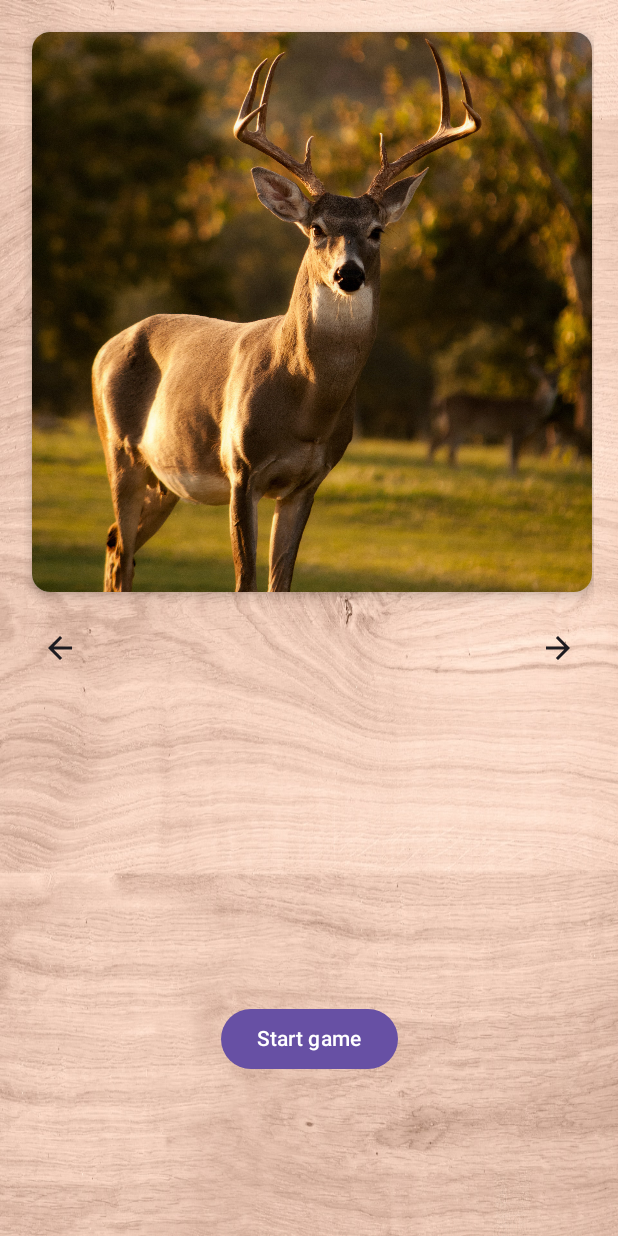
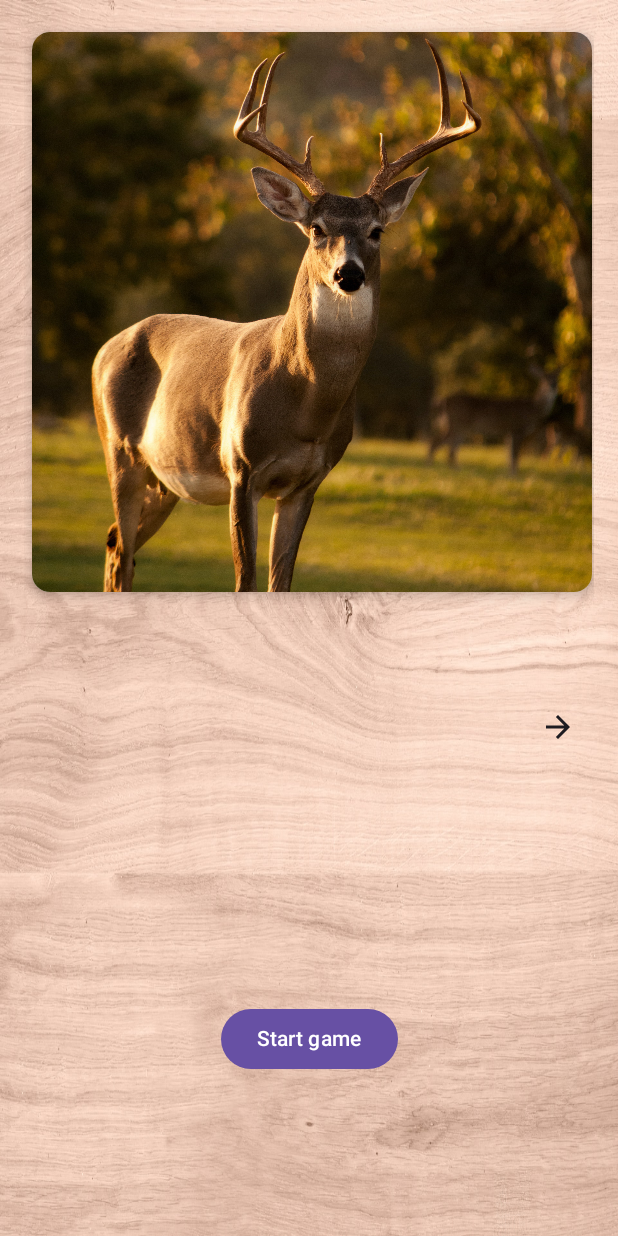
Before and after one commit to DanyloBorysenko/Pazzle_Quest, an Android app built with Jetpack Compose: the screen it shows after launch (MainActivity), on a phone screen of 412 x 824 dp. Run offline under Robolectric (Android 15) with nearby library versions, the phone set to English and light mode, and no system bars.

Commit message:
list navigation arrows were changed

```diff
--- a/app/build.gradle.kts
+++ b/app/build.gradle.kts
@@ -19,6 +19,7 @@ android {
             useSupportLibrary = true
         }
     }
+
 
     buildTypes {
         release {
@@ -61,8 +62,6 @@ dependencies {
     implementation("androidx.compose.material3:material3")
     implementation("androidx.lifecycle:lifecycle-viewmodel-compose:2.6.2")
 
-    implementation("com.google.accompanist:accompanist-systemuicontroller:0.31.0-alpha")
-
     testImplementation("junit:junit:4.13.2")
     androidTestImplementation("androidx.test.ext:junit:1.1.5")
     androidTestImplementation("androidx.test.espresso:espresso-core:3.5.1")
--- a/app/src/main/java/com/example/puzzle_quest/MainActivity.kt
+++ b/app/src/main/java/com/example/puzzle_quest/MainActivity.kt
@@ -1,57 +1,39 @@
 package com.example.puzzle_quest
 
+import android.os.Build
 import android.os.Bundle
 import androidx.activity.ComponentActivity
 import androidx.activity.compose.setContent
+import androidx.annotation.RequiresApi
 import androidx.compose.foundation.layout.fillMaxSize
 import androidx.compose.material3.MaterialTheme
 import androidx.compose.material3.Surface
-import androidx.compose.runtime.Composable
-import androidx.compose.runtime.DisposableEffect
 import androidx.compose.ui.Modifier
 import androidx.core.view.WindowCompat
+import androidx.core.view.WindowInsetsCompat
 import androidx.core.view.WindowInsetsControllerCompat
 import com.example.puzzle_quest.ui.theme.Puzzle_QuestTheme
-import com.google.accompanist.systemuicontroller.rememberSystemUiController
 
 class MainActivity : ComponentActivity() {
+    @RequiresApi(Build.VERSION_CODES.R)
     override fun onCreate(savedInstanceState: Bundle?) {
 
         super.onCreate(savedInstanceState)
-        WindowCompat.setDecorFitsSystemWindows(window, false)
         val windowInsetsController = WindowCompat.getInsetsController(window, window.decorView)
-        windowInsetsController.systemBarsBehavior = WindowInsetsControllerCompat.BEHAVIOR_SHOW_TRANSIENT_BARS_BY_SWIPE
+        windowInsetsController.apply {
+            hide(WindowInsetsCompat.Type.statusBars())
+            hide(WindowInsetsCompat.Type.navigationBars())
+            systemBarsBehavior = WindowInsetsControllerCompat.BEHAVIOR_SHOW_TRANSIENT_BARS_BY_SWIPE
+        }
         setContent {
             Puzzle_QuestTheme {
                 Surface(
                     modifier = Modifier.fillMaxSize(),
                     color = MaterialTheme.colorScheme.background
                 ) {
-                    HideSystemBars()
                     PuzzleQuestApp()
                 }
             }
         }
     }
 }
-
-//@Composable
-//fun TransparentSystemBars() {
-//    val systemUiController = rememberSystemUiController()
-//    val useDarkIcons = !isSystemInDarkTheme()
-//    DisposableEffect(systemUiController, useDarkIcons) {
-//        systemUiController.setSystemBarsColor(
-//            color = Color.Transparent,
-//            darkIcons = useDarkIcons)
-//        onDispose { }
-//    }
-//}
-@Composable
-fun HideSystemBars() {
-    val systemUiController = rememberSystemUiController()
-    systemUiController.isSystemBarsVisible = false
-    systemUiController.isNavigationBarVisible = false
-    systemUiController.isStatusBarVisible = false
-    systemUiController.isNavigationBarContrastEnforced = false
-
-}
--- a/app/src/main/java/com/example/puzzle_quest/PuzzleQuestApp.kt
+++ b/app/src/main/java/com/example/puzzle_quest/PuzzleQuestApp.kt
@@ -17,9 +17,9 @@ fun PuzzleQuestApp(viewModel: CustomViewModel = viewModel()) {
     when (puzzleQuestUiState.isHomeScreenShown) {
         true -> {
             HomeScreen(
-                onClick = {
-                    viewModel.startGame()
-                }, onSelectedImageClick = {viewModel.updateSelectedImage(it)}
+                onImageClick = {
+                    viewModel.startGame() },
+                onSelectedImageClick = {viewModel.updateSelectedImage(it)}
             )
         }
         else -> {
--- a/app/src/main/java/com/example/puzzle_quest/data/PuzzleQuestUiState.kt
+++ b/app/src/main/java/com/example/puzzle_quest/data/PuzzleQuestUiState.kt
@@ -11,4 +11,6 @@ data class PuzzleQuestUiState(
     val isGameOver : Boolean = false,
     @DrawableRes val selectedImage : Int = R.drawable.animal1,
     val bitmap: Bitmap?
-)
+) {
+
+}
--- a/app/src/main/java/com/example/puzzle_quest/screens/GameBoardScreen.kt
+++ b/app/src/main/java/com/example/puzzle_quest/screens/GameBoardScreen.kt
@@ -51,7 +51,6 @@ import androidx.compose.runtime.LaunchedEffect
 import androidx.compose.runtime.getValue
 import androidx.compose.runtime.mutableStateOf
 import androidx.compose.runtime.remember
-import androidx.compose.runtime.saveable.rememberSaveable
 import androidx.compose.runtime.setValue
 import androidx.compose.ui.Alignment
 import androidx.compose.ui.Modifier
@@ -63,7 +62,6 @@ import androidx.compose.ui.graphics.graphicsLayer
 import androidx.compose.ui.layout.ContentScale
 import androidx.compose.ui.layout.Layout
 import androidx.compose.ui.platform.LocalConfiguration
-import androidx.compose.ui.platform.LocalContext
 import androidx.compose.ui.platform.LocalDensity
 import androidx.compose.ui.res.painterResource
 import androidx.compose.ui.res.stringResource
@@ -74,7 +72,6 @@ import com.example.puzzle_quest.R
 import com.example.puzzle_quest.data.CustomViewModel
 import com.example.puzzle_quest.data.PuzzleQuestUiState
 import com.example.puzzle_quest.ui.theme.Puzzle_QuestTheme
-import com.google.accompanist.systemuicontroller.rememberSystemUiController
 import kotlinx.coroutines.coroutineScope
 import kotlinx.coroutines.flow.SharedFlow
 import kotlinx.coroutines.flow.collectLatest
@@ -253,6 +250,7 @@ fun GameBoardScreen(
     }
 }
 
+@OptIn(ExperimentalAnimationApi::class)
 @Composable
 fun TopPartOfTheScreen(
     onBackButtonPressed: () -> Unit,
--- a/app/src/main/java/com/example/puzzle_quest/screens/HomeScreen.kt
+++ b/app/src/main/java/com/example/puzzle_quest/screens/HomeScreen.kt
@@ -1,14 +1,15 @@
 package com.example.puzzle_quest.screens
 
 import android.annotation.SuppressLint
+import android.widget.Space
 import androidx.annotation.DrawableRes
 import androidx.compose.foundation.Image
 import androidx.compose.foundation.clickable
-import androidx.compose.foundation.isSystemInDarkTheme
 import androidx.compose.foundation.layout.Arrangement
 import androidx.compose.foundation.layout.Box
 import androidx.compose.foundation.layout.Column
 import androidx.compose.foundation.layout.Row
+//import androidx.compose.foundation.layout.RowScopeInstance.weight
 import androidx.compose.foundation.layout.Spacer
 import androidx.compose.foundation.layout.fillMaxHeight
 import androidx.compose.foundation.layout.fillMaxSize
@@ -16,8 +17,10 @@ import androidx.compose.foundation.layout.fillMaxWidth
 import androidx.compose.foundation.layout.padding
 import androidx.compose.foundation.layout.size
 import androidx.compose.foundation.layout.wrapContentSize
+import androidx.compose.foundation.lazy.LazyListState
 import androidx.compose.foundation.lazy.LazyRow
 import androidx.compose.foundation.lazy.items
+import androidx.compose.foundation.lazy.rememberLazyListState
 import androidx.compose.material.icons.Icons
 import androidx.compose.material.icons.filled.ArrowBack
 import androidx.compose.material.icons.filled.ArrowForward
@@ -28,10 +31,15 @@ import androidx.compose.material3.Icon
 import androidx.compose.material3.IconButton
 import androidx.compose.material3.Text
 import androidx.compose.runtime.Composable
-import androidx.compose.runtime.DisposableEffect
+import androidx.compose.runtime.LaunchedEffect
+import androidx.compose.runtime.getValue
+import androidx.compose.runtime.mutableStateOf
+import androidx.compose.runtime.remember
+import androidx.compose.runtime.rememberCoroutineScope
+import androidx.compose.runtime.saveable.rememberSaveable
+import androidx.compose.runtime.setValue
 import androidx.compose.ui.Alignment
 import androidx.compose.ui.Modifier
-import androidx.compose.ui.graphics.Color
 import androidx.compose.ui.layout.ContentScale
 import androidx.compose.ui.platform.LocalContext
 import androidx.compose.ui.res.painterResource
@@ -39,8 +47,12 @@ import androidx.compose.ui.res.stringResource
 import androidx.compose.ui.tooling.preview.Preview
 import androidx.compose.ui.unit.dp
 import com.example.puzzle_quest.R
+import com.example.puzzle_quest.data.CustomViewModel
+import com.example.puzzle_quest.data.PuzzleQuestUiState
 import com.example.puzzle_quest.ui.theme.Puzzle_QuestTheme
-import com.google.accompanist.systemuicontroller.rememberSystemUiController
+import kotlinx.coroutines.CoroutineScope
+import kotlinx.coroutines.coroutineScope
+import kotlinx.coroutines.launch
 import java.io.InputStream
 
 @Preview(showBackground = true)
@@ -52,8 +64,21 @@ fun HomeScreenPreview() {
 
 @SuppressLint("ResourceType")
 @Composable
-fun HomeScreen(onClick: () -> Unit, onSelectedImageClick : (InputStream) -> Unit) {
+fun HomeScreen(onImageClick: () -> Unit, onSelectedImageClick : (InputStream) -> Unit) {
     val imageResources = listOf(R.drawable.animal1, R.drawable.animal2, R.drawable.animal3)
+    var currentIndex by remember {
+        mutableStateOf(0)
+    }
+    var listState = rememberLazyListState()
+    val coroutineScope = rememberCoroutineScope()
+    var allImagesVisible by remember {
+        mutableStateOf(false)
+    }
+    LaunchedEffect(listState) {
+        val areAllImagesVisible = listState.layoutInfo.visibleItemsInfo.size == imageResources.size
+        allImagesVisible = areAllImagesVisible
+    }
+
     Background()
     Column (modifier = Modifier
         .padding(16.dp)
@@ -66,32 +91,30 @@ fun HomeScreen(onClick: () -> Unit, onSelectedImageClick : (InputStream) -> Unit
                 .weight(0.5F),
             horizontalArrangement = Arrangement.SpaceAround,
             verticalAlignment = Alignment.CenterVertically) {
-            LazyRow {
+            LazyRow (state = listState) {
                 items(imageResources) {
-                    ImageCard(imageRes = it, onClick = onSelectedImageClick, modifier = Modifier.padding(5.dp))
+                    ImageCard(
+                        imageRes = it,
+                        onClick = onSelectedImageClick,
+                        modifier = Modifier
+                            .padding(5.dp))
                 }
             }
         }
         Spacer(modifier = Modifier.size(8.dp))
-        Row (
+        IconButtons(
             modifier = Modifier.weight(0.2F),
-            verticalAlignment = Alignment.Top,
-            horizontalArrangement = Arrangement.SpaceBetween) {
-            IconButton(onClick = { }) {
-                Icon(
-                    imageVector = Icons.Filled.ArrowBack,
-                    contentDescription = stringResource(id = R.string.nextImage))
-            }
-            Spacer(modifier = Modifier.weight(1f))
-            IconButton(onClick = { }) {
-                Icon(
-                    imageVector = Icons.Filled.ArrowForward,
-                    contentDescription = stringResource(id = R.string.nextImage))
-            }
+            allImagesVisible = allImagesVisible,
+            currentIndex = currentIndex,
+            coroutineScope = coroutineScope,
+            listState = listState,
+            imageResourcesCount = imageResources.size
+        ) {
+            currentIndex = it
         }
         Spacer(modifier = Modifier.size(16.dp))
         Button(
-            onClick = onClick,
+            onClick = onImageClick,
             modifier = Modifier
                 .weight(0.3f)
                 .wrapContentSize()) {
@@ -99,6 +122,7 @@ fun HomeScreen(onClick: () -> Unit, onSelectedImageClick : (InputStream) -> Unit
         }
     }
 }
+
 @Composable
 fun Background() {
     Box(modifier = Modifier.fillMaxSize()) {
@@ -126,3 +150,42 @@ fun ImageCard(@DrawableRes imageRes: Int, onClick: (InputStream) -> Unit, modifi
         }
     }
 }
+@Composable
+fun IconButtons(currentIndex: Int, allImagesVisible : Boolean, coroutineScope: CoroutineScope, listState: LazyListState, imageResourcesCount: Int, modifier: Modifier, changeIndex : (Int) -> Unit) {
+    Row (
+        modifier = modifier.fillMaxWidth(),
+        horizontalArrangement = Arrangement.Center,
+        verticalAlignment = Alignment.CenterVertically) {
+        if (!allImagesVisible && currentIndex != 0) {
+            IconButton(
+                onClick = {
+                    val nextIndex = currentIndex - 1
+                    if (nextIndex >= 0) {
+                        coroutineScope.launch { listState.scrollToItem(index = nextIndex)}
+                        changeIndex(nextIndex)
+                    }
+                }) {
+                Icon(
+                    imageVector = Icons.Filled.ArrowBack,
+                    contentDescription = stringResource(id = R.string.previousImage))
+            }
+        }
+        Spacer(modifier = Modifier.weight(1F))
+        if (!allImagesVisible && currentIndex != imageResourcesCount - 1) {
+            IconButton(
+                onClick = {
+                    val nextIndex = currentIndex + 1
+                    if (currentIndex < imageResourcesCount) {
+                        coroutineScope.launch { listState.scrollToItem(index = nextIndex) }
+                        changeIndex(nextIndex)
+                    }
+                }
+            )
+            {
+                Icon(
+                    imageVector = Icons.Filled.ArrowForward,
+                    contentDescription = stringResource(id = R.string.nextImage))
+            }
+        }
+    }
+}
--- a/app/src/main/res/values/strings.xml
+++ b/app/src/main/res/values/strings.xml
@@ -8,5 +8,6 @@
     <string name="to_home_screen_button_title">На головну</string>
     <string name="image_id"></string>
     <string name="step_count_text">Кількість кроків</string>
-    <string name="nextImage">Обрати наступне фото</string>
+    <string name="nextImage">Обрати наступне зображення</string>
+    <string name="previousImage">Обрати попереднє зображення</string>
 </resources>
```
